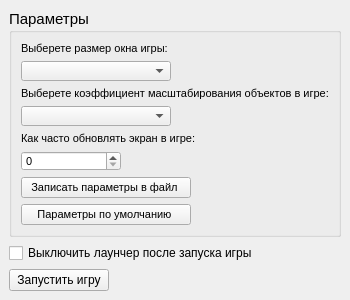
Before: the Qt Designer form launcher/GUI.ui in Dok-from-room-404/Turn_based_pygame_game, drawn with Qt 5.
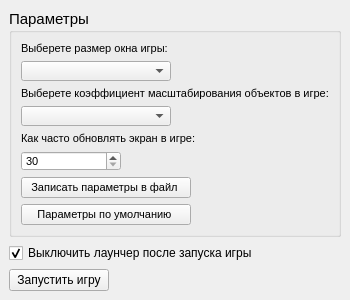
After: the same form once the commit is applied.

```diff
--- a/launcher/GUI.ui
+++ b/launcher/GUI.ui
@@ -135,6 +135,12 @@
              <pointsize>8</pointsize>
             </font>
            </property>
+           <property name="minimum">
+            <number>30</number>
+           </property>
+           <property name="maximum">
+            <number>300</number>
+           </property>
           </widget>
          </item>
          <item>
@@ -183,6 +189,9 @@
       <property name="text">
        <string>Выключить лаунчер после запуска игры</string>
       </property>
+      <property name="checked">
+       <bool>true</bool>
+      </property>
      </widget>
     </item>
     <item>
```
Left out of the diff: 1 changed line with no effect on the pictures.
